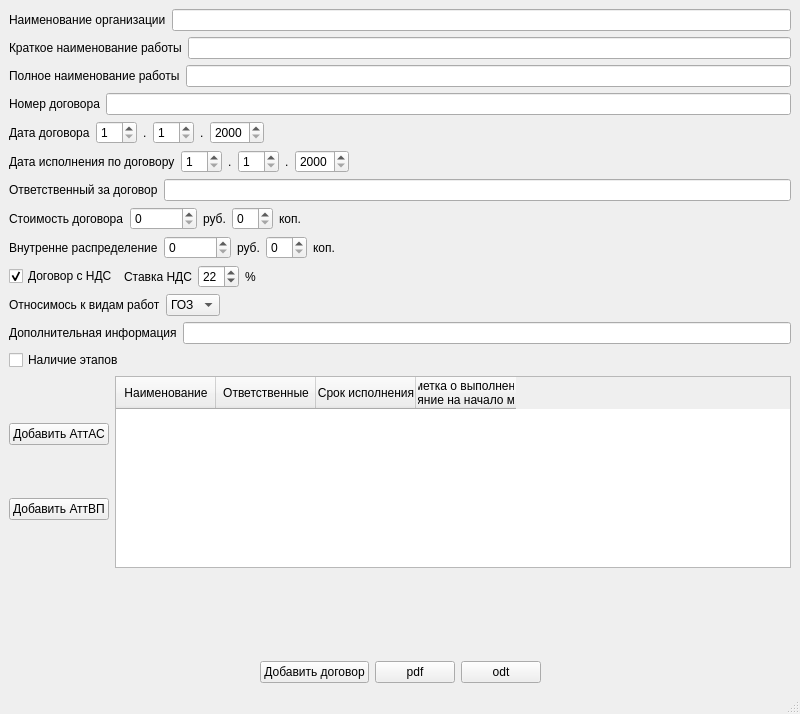
Above: prilogenie/mainwindow.ui from parlamentyor/auto_correct_plan before the change. Below: the same form after it.
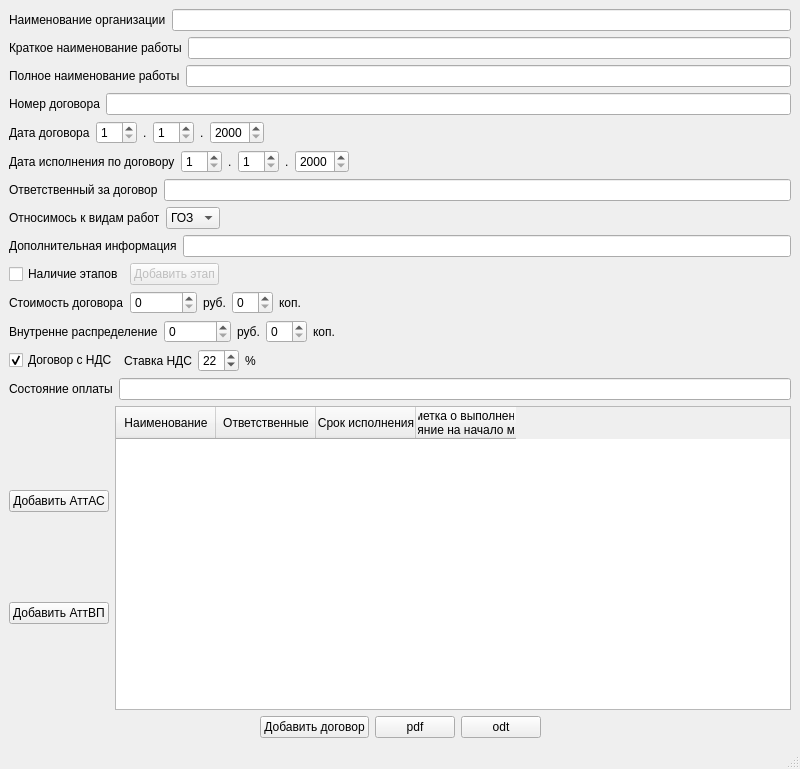
That is the form after the change.

Commit message: Добавил новые поля в struct Contract, добавил новые structs в model, поменял форму добавления договора

The edit to the form file:
```diff
--- a/prilogenie/mainwindow.ui
+++ b/prilogenie/mainwindow.ui
@@ -7,7 +7,7 @@
     <x>0</x>
     <y>0</y>
     <width>800</width>
-    <height>714</height>
+    <height>769</height>
    </rect>
   </property>
   <property name="windowTitle">
@@ -259,6 +259,109 @@
       </item>
      </layout>
     </item>
+    <item>
+     <layout class="QHBoxLayout" name="horizontalLayout_9">
+      <item>
+       <widget class="QLabel" name="lb_type_contract">
+        <property name="text">
+         <string>Относимось к видам работ</string>
+        </property>
+       </widget>
+      </item>
+      <item>
+       <widget class="QComboBox" name="cob_type_contract">
+        <item>
+         <property name="text">
+          <string>ГОЗ</string>
+         </property>
+        </item>
+        <item>
+         <property name="text">
+          <string>Атт</string>
+         </property>
+        </item>
+        <item>
+         <property name="text">
+          <string>БЭК</string>
+         </property>
+        </item>
+        <item>
+         <property name="text">
+          <string>СИ</string>
+         </property>
+        </item>
+       </widget>
+      </item>
+      <item>
+       <spacer name="horizontalSpacer_6">
+        <property name="orientation">
+         <enum>Qt::Horizontal</enum>
+        </property>
+        <property name="sizeHint" stdset="0">
+         <size>
+          <width>40</width>
+          <height>20</height>
+         </size>
+        </property>
+       </spacer>
+      </item>
+     </layout>
+    </item>
+    <item>
+     <layout class="QHBoxLayout" name="horizontalLayout_14">
+      <item>
+       <widget class="QLabel" name="lb_info">
+        <property name="text">
+         <string>Дополнительная информация</string>
+        </property>
+       </widget>
+      </item>
+      <item>
+       <widget class="QLineEdit" name="le_info">
+        <property name="enabled">
+         <bool>true</bool>
+        </property>
+       </widget>
+      </item>
+     </layout>
+    </item>
+    <item>
+     <layout class="QHBoxLayout" name="horizontalLayout_15">
+      <item>
+       <widget class="QCheckBox" name="chb_stage">
+        <property name="enabled">
+         <bool>true</bool>
+        </property>
+        <property name="text">
+         <string>Наличие этапов</string>
+        </property>
+       </widget>
+      </item>
+      <item>
+       <widget class="QPushButton" name="pb_add_stage">
+        <property name="enabled">
+         <bool>false</bool>
+        </property>
+        <property name="text">
+         <string>Добавить этап</string>
+        </property>
+       </widget>
+      </item>
+      <item>
+       <spacer name="horizontalSpacer_9">
+        <property name="orientation">
+         <enum>Qt::Horizontal</enum>
+        </property>
+        <property name="sizeHint" stdset="0">
+         <size>
+          <width>40</width>
+          <height>20</height>
+         </size>
+        </property>
+       </spacer>
+      </item>
+     </layout>
+    </item>
     <item>
      <layout class="QHBoxLayout" name="horizontalLayout_10">
       <item>
@@ -427,64 +530,16 @@
      </layout>
     </item>
     <item>
-     <layout class="QHBoxLayout" name="horizontalLayout_9">
+     <layout class="QHBoxLayout" name="horizontalLayout_17">
       <item>
-       <widget class="QLabel" name="lb_type_contract">
+       <widget class="QLabel" name="lb_status_payment">
         <property name="text">
-         <string>Относимось к видам работ</string>
+         <string>Состояние оплаты</string>
         </property>
        </widget>
       </item>
       <item>
-       <widget class="QComboBox" name="cob_type_contract">
-        <item>
-         <property name="text">
-          <string>ГОЗ</string>
-         </property>
-        </item>
-        <item>
-         <property name="text">
-          <string>Атт</string>
-         </property>
-        </item>
-        <item>
-         <property name="text">
-          <string>БЭК</string>
-         </property>
-        </item>
-        <item>
-         <property name="text">
-          <string>СИ</string>
-         </property>
-        </item>
-       </widget>
-      </item>
-      <item>
-       <spacer name="horizontalSpacer_6">
-        <property name="orientation">
-         <enum>Qt::Horizontal</enum>
-        </property>
-        <property name="sizeHint" stdset="0">
-         <size>
-          <width>40</width>
-          <height>20</height>
-         </size>
-        </property>
-       </spacer>
-      </item>
-     </layout>
-    </item>
-    <item>
-     <layout class="QHBoxLayout" name="horizontalLayout_14">
-      <item>
-       <widget class="QLabel" name="lb_info">
-        <property name="text">
-         <string>Дополнительная информация</string>
-        </property>
-       </widget>
-      </item>
-      <item>
-       <widget class="QLineEdit" name="le_info">
+       <widget class="QLineEdit" name="le_status_payment">
         <property name="enabled">
          <bool>true</bool>
         </property>
@@ -492,16 +547,6 @@
       </item>
      </layout>
     </item>
-    <item>
-     <widget class="QCheckBox" name="chb_stage">
-      <property name="enabled">
-       <bool>true</bool>
-      </property>
-      <property name="text">
-       <string>Наличие этапов</string>
-      </property>
-     </widget>
-    </item>
     <item>
      <layout class="QGridLayout" name="gridLayout">
       <item row="0" column="0">
@@ -549,19 +594,6 @@
       </item>
      </layout>
     </item>
-    <item>
-     <spacer name="verticalSpacer">
-      <property name="orientation">
-       <enum>Qt::Vertical</enum>
-      </property>
-      <property name="sizeHint" stdset="0">
-       <size>
-        <width>20</width>
-        <height>40</height>
-       </size>
-      </property>
-     </spacer>
-    </item>
     <item>
      <layout class="QHBoxLayout" name="horizontalLayout_3">
       <item>
```
The commit also changes 4 other files.
